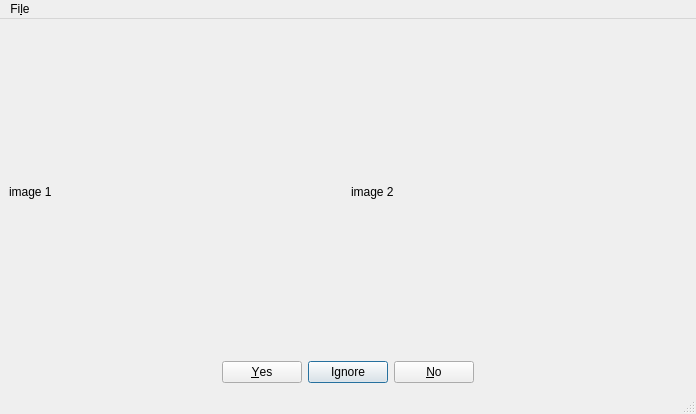
The window that ui/mainwindow.ui (anliec/FCSS_dataset_tools) describes before a commit, drawn with Qt 5.
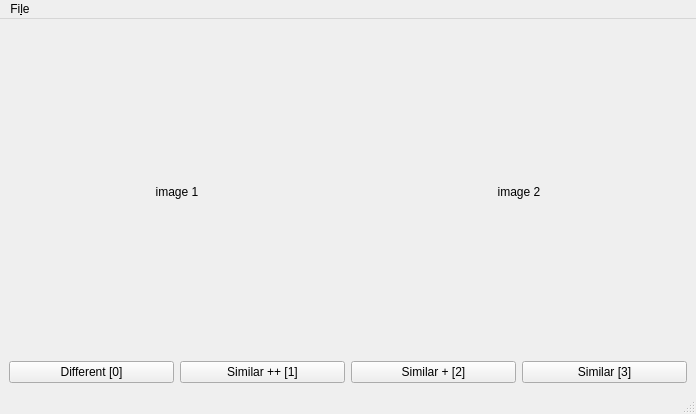
The same window after the commit.

```diff
--- a/ui/mainwindow.ui
+++ b/ui/mainwindow.ui
@@ -22,29 +22,69 @@
       </property>
       <item>
        <widget class="QLabel" name="lb_image1">
+        <property name="sizePolicy">
+         <sizepolicy hsizetype="Expanding" vsizetype="Expanding">
+          <horstretch>0</horstretch>
+          <verstretch>0</verstretch>
+         </sizepolicy>
+        </property>
         <property name="text">
          <string>image 1</string>
         </property>
+        <property name="alignment">
+         <set>Qt::AlignCenter</set>
+        </property>
        </widget>
       </item>
       <item>
        <widget class="QLabel" name="lb_image2">
+        <property name="sizePolicy">
+         <sizepolicy hsizetype="Expanding" vsizetype="Expanding">
+          <horstretch>0</horstretch>
+          <verstretch>0</verstretch>
+         </sizepolicy>
+        </property>
         <property name="text">
          <string>image 2</string>
         </property>
+        <property name="alignment">
+         <set>Qt::AlignCenter</set>
+        </property>
        </widget>
       </item>
      </layout>
     </item>
     <item>
-     <widget class="QDialogButtonBox" name="buttonBox">
-      <property name="standardButtons">
-       <set>QDialogButtonBox::Ignore|QDialogButtonBox::No|QDialogButtonBox::Yes</set>
-      </property>
-      <property name="centerButtons">
-       <bool>true</bool>
-      </property>
-     </widget>
+     <layout class="QHBoxLayout" name="horizontalLayout_2">
+      <item>
+       <widget class="QPushButton" name="pb_diff">
+        <property name="text">
+         <string>Different [0]</string>
+        </property>
+       </widget>
+      </item>
+      <item>
+       <widget class="QPushButton" name="pb_s1">
+        <property name="text">
+         <string>Similar ++ [1]</string>
+        </property>
+       </widget>
+      </item>
+      <item>
+       <widget class="QPushButton" name="pb_s2">
+        <property name="text">
+         <string>Similar + [2]</string>
+        </property>
+       </widget>
+      </item>
+      <item>
+       <widget class="QPushButton" name="pb_s3">
+        <property name="text">
+         <string>Similar [3]</string>
+        </property>
+       </widget>
+      </item>
+     </layout>
     </item>
    </layout>
   </widget>
```
Left out of the diff: 4 changed lines with no effect on the pictures.
